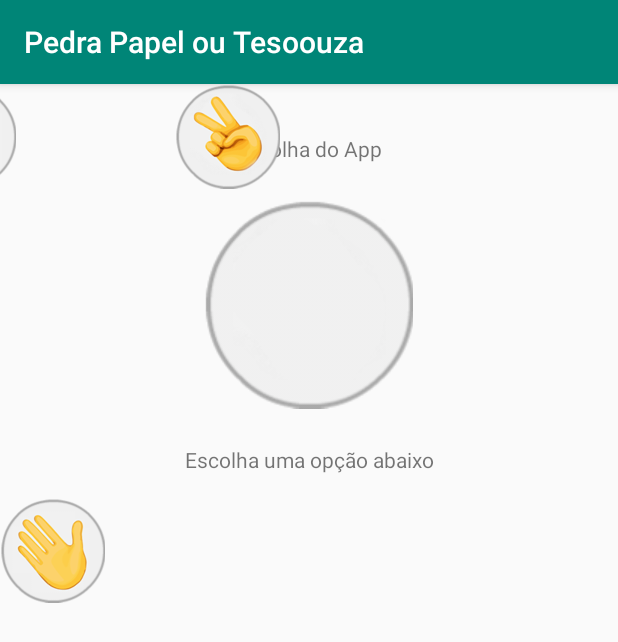
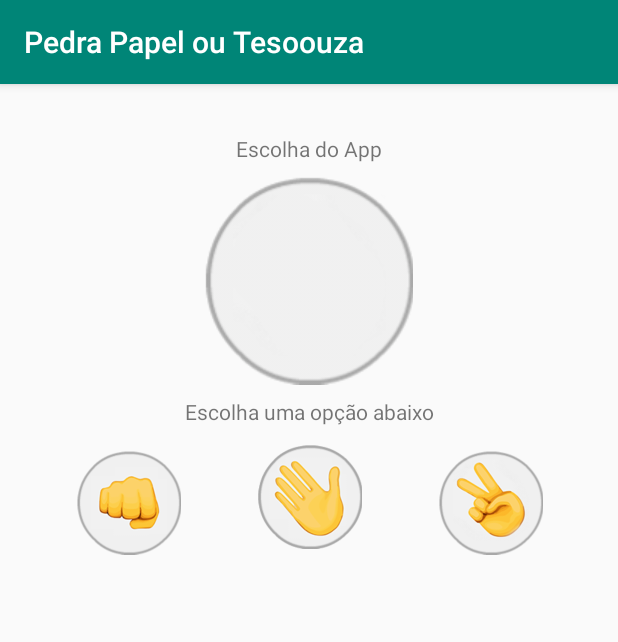
Before and after one commit to cbcarlos07/AndroidOreo_JD, an Android app: the screen it shows after launch (MainActivity), on a phone screen of 412 x 824 dp. Shown: the top 642 px of the screen. Run offline under Robolectric (Android 15) with nearby library versions, the phone set to English and light mode, and no system bars.

Commit message:
Aula 50. Finalizando #App3 Pedra, papel e tesoura

```diff
--- a/3. Jokenpo/app/src/main/res/layout/activity_main.xml
+++ b/3. Jokenpo/app/src/main/res/layout/activity_main.xml
@@ -20,7 +20,7 @@
         android:id="@+id/imgResultado"
         android:layout_width="wrap_content"
         android:layout_height="wrap_content"
-        android:layout_marginTop="24dp"
+        android:layout_marginTop="8dp"
         app:layout_constraintEnd_toEndOf="parent"
         app:layout_constraintHorizontal_bias="0.498"
         app:layout_constraintStart_toStartOf="parent"
@@ -32,7 +32,7 @@
         android:layout_width="wrap_content"
         android:layout_height="wrap_content"
         android:layout_marginStart="8dp"
-        android:layout_marginTop="24dp"
+        android:layout_marginTop="8dp"
         android:layout_marginEnd="8dp"
         android:text="Escolha uma opção abaixo"
         app:layout_constraintEnd_toEndOf="parent"
@@ -40,35 +40,56 @@
         app:layout_constraintTop_toBottomOf="@+id/imgResultado" />
 
     <ImageView
-        android:id="@+id/imageView3"
+        android:id="@+id/imageView9"
         android:layout_width="70dp"
         android:layout_height="70dp"
         android:layout_marginStart="8dp"
+        android:layout_marginTop="8dp"
         android:layout_marginEnd="8dp"
-        app:layout_constraintEnd_toStartOf="@+id/imageView4"
-        app:layout_constraintHorizontal_bias="0.788"
+        android:onClick="selecionarPedra"
+        app:layout_constraintBottom_toBottomOf="@+id/imageView14"
+        app:layout_constraintEnd_toStartOf="@+id/imageView12"
         app:layout_constraintStart_toStartOf="parent"
-        app:srcCompat="@drawable/pedra"
-        tools:layout_editor_absoluteY="278dp" />
+        app:layout_constraintTop_toTopOf="@+id/imageView14"
+        app:srcCompat="@drawable/pedra" />
 
     <ImageView
-        android:id="@+id/imageView4"
-        android:layout_width="70dp"
-        android:layout_height="70dp"
-        android:layout_marginTop="16dp"
-        app:layout_constraintTop_toBottomOf="@+id/tvResultado"
-        app:srcCompat="@drawable/papel"
-        tools:layout_editor_absoluteX="157dp" />
-
-    <ImageView
-        android:id="@+id/imageView5"
+        android:id="@+id/imageView12"
         android:layout_width="70dp"
         android:layout_height="70dp"
         android:layout_marginStart="8dp"
+        android:layout_marginTop="12dp"
         android:layout_marginEnd="8dp"
         app:layout_constraintEnd_toEndOf="parent"
-        app:layout_constraintHorizontal_bias="0.151"
-        app:layout_constraintStart_toEndOf="@+id/imageView4"
-        app:srcCompat="@drawable/tesoura"
-        tools:layout_editor_absoluteY="278dp" />
+        app:layout_constraintStart_toStartOf="parent"
+        app:layout_constraintTop_toBottomOf="@+id/tvResultado"
+        app:srcCompat="@drawable/papel" />
+
+    <ImageView
+        android:id="@+id/imageView13"
+        android:layout_width="70dp"
+        android:layout_height="70dp"
+        android:layout_marginStart="8dp"
+        android:layout_marginTop="8dp"
+        android:layout_marginEnd="8dp"
+        android:onClick="selecionarTesoura"
+        app:layout_constraintBottom_toBottomOf="@+id/imageView14"
+        app:layout_constraintEnd_toEndOf="parent"
+        app:layout_constraintStart_toEndOf="@+id/imageView14"
+        app:layout_constraintTop_toTopOf="@+id/imageView14"
+        app:srcCompat="@drawable/tesoura" />
+
+    <ImageView
+        android:id="@+id/imageView14"
+        android:layout_width="70dp"
+        android:layout_height="70dp"
+        android:layout_marginStart="8dp"
+        android:layout_marginTop="12dp"
+        android:layout_marginEnd="8dp"
+        android:onClick="selecionarPapel"
+        app:layout_constraintEnd_toEndOf="parent"
+        app:layout_constraintStart_toStartOf="parent"
+        app:layout_constraintTop_toBottomOf="@+id/tvResultado"
+        app:srcCompat="@drawable/papel" />
+
 </android.support.constraint.ConstraintLayout>
```
Also changed, not shown: 3. Jokenpo/app/src/main/java/br/com/brito/jokenpo/MainActivity.java (+117 -1 lines).
